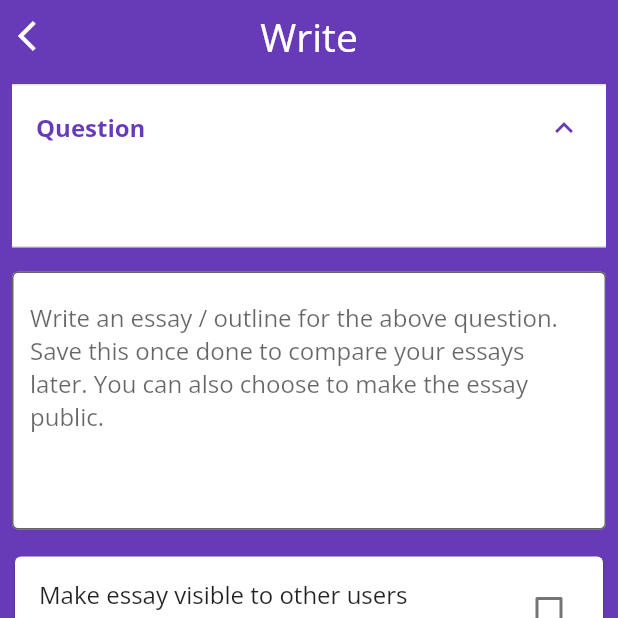
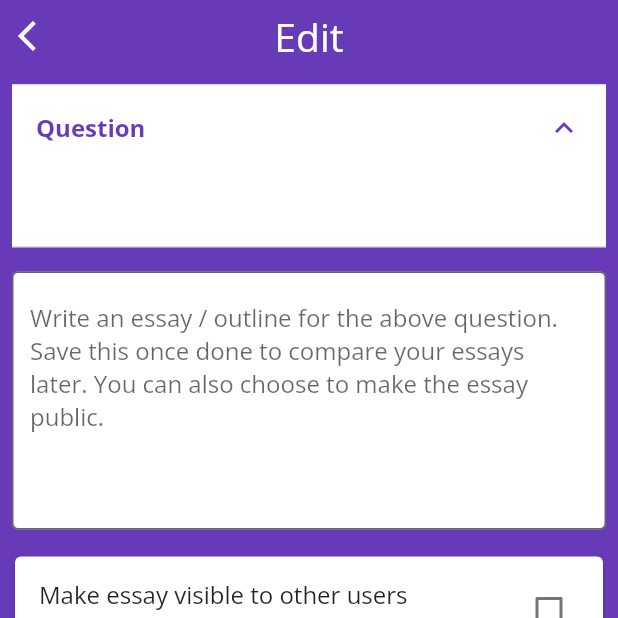
Before and after one commit to deven98/FlutterGREWords, a Flutter app: the EditEssayScreen screen opened directly with empty values, on a phone screen of 412 x 824 dp, the top half of it. Run offline on Flutter 3.47's test engine with Material 2 defaults, Android fonts, the phone set to English and light mode, and no system bars; our stand-ins replace cloud_firestore, firebase_analytics, firebase_auth, flutter_tts, google_fonts, google_sign_in and 2 more; missing offline and left inert: apple_sign_in, flutter_auth_buttons, regexed_validator; accounts and stored records are empty.

```diff
--- a/lib/pages/awa/edit_essay_screen.dart
+++ b/lib/pages/awa/edit_essay_screen.dart
@@ -57,7 +57,7 @@ class _EditEssayScreenState extends State<EditEssayScreen> {
                       child: Padding(
                         padding: const EdgeInsets.all(4.0),
                         child: Text(
-                          "Write",
+                          "Edit",
                           style: TextStyle(color: Colors.white, fontSize: 26.0),
                         ),
                       ),
```
Also changed, not shown: lib/pages/awa/write_essay_screen.dart (+13 -1 lines).
